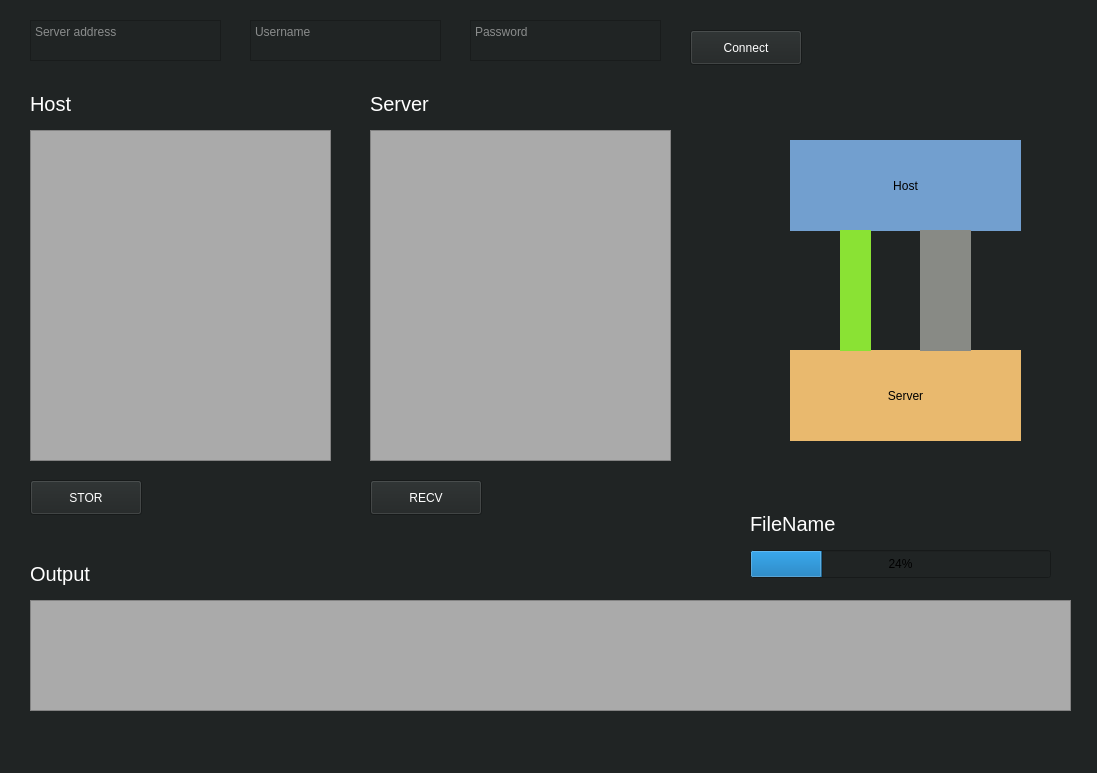
This is Qt-GUI/mainwindow.ui in WizziBot/FTP-Client as Qt 5 draws it before an edit. The edited form follows.
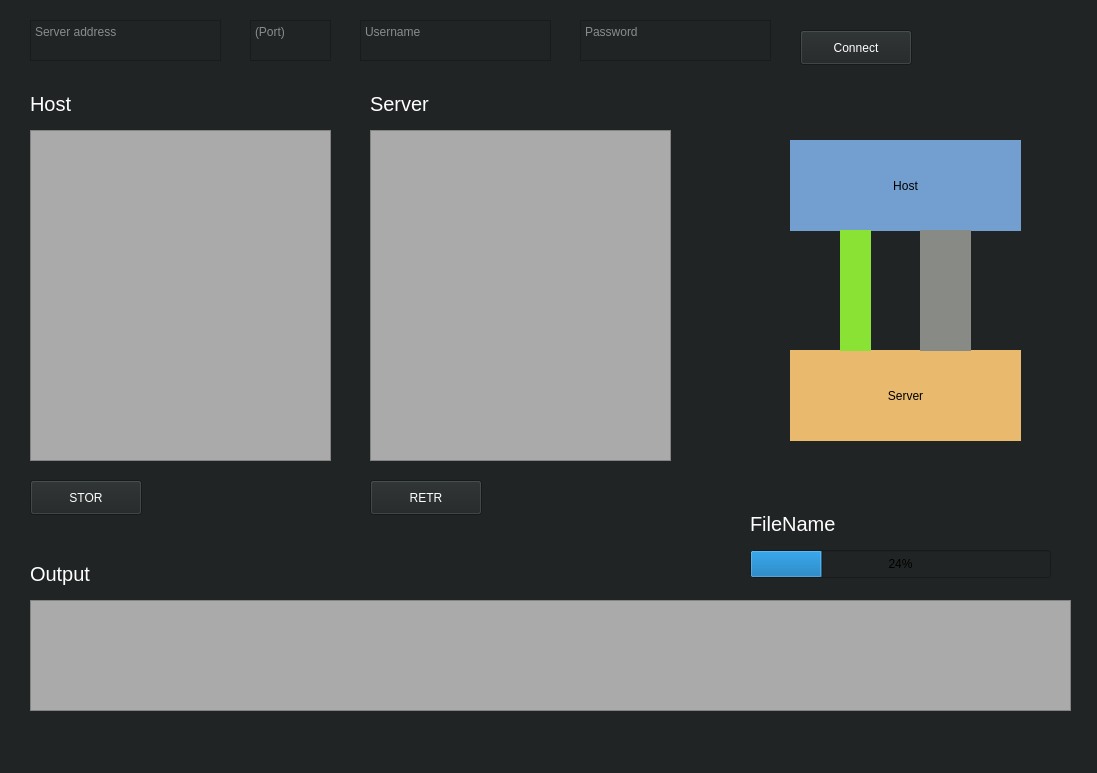
This is the edited form. Custom widgets are drawn as their Qt base class.

Commit message: Threading overhaul on Qt-GUI: stor command linked to button, progres bar setup in parallel to datacon process

```diff
--- a/Qt-GUI/mainwindow.ui
+++ b/Qt-GUI/mainwindow.ui
@@ -20,7 +20,7 @@
    <widget class="QPushButton" name="connect_btn">
     <property name="geometry">
      <rect>
-      <x>690</x>
+      <x>800</x>
       <y>30</y>
       <width>112</width>
       <height>35</height>
@@ -78,7 +78,7 @@
      <rect>
       <x>750</x>
       <y>510</y>
-      <width>111</width>
+      <width>301</width>
       <height>27</height>
      </rect>
     </property>
@@ -119,7 +119,7 @@
    <widget class="QTextEdit" name="i_username">
     <property name="geometry">
      <rect>
-      <x>250</x>
+      <x>360</x>
       <y>20</y>
       <width>191</width>
       <height>41</height>
@@ -140,7 +140,7 @@
    <widget class="QTextEdit" name="i_password">
     <property name="geometry">
      <rect>
-      <x>470</x>
+      <x>580</x>
       <y>20</y>
       <width>191</width>
       <height>41</height>
@@ -293,7 +293,7 @@
      <string notr="true">color: rgb(255, 255, 255);</string>
     </property>
     <property name="text">
-     <string>RECV</string>
+     <string>RETR</string>
     </property>
    </widget>
    <widget class="QLabel" name="l_host_fs">
@@ -353,6 +353,27 @@
      <string notr="true">background-color: rgb(170, 170, 170);</string>
     </property>
    </widget>
+   <widget class="QTextEdit" name="i_port">
+    <property name="geometry">
+     <rect>
+      <x>250</x>
+      <y>20</y>
+      <width>81</width>
+      <height>41</height>
+     </rect>
+    </property>
+    <property name="font">
+     <font>
+      <bold>false</bold>
+     </font>
+    </property>
+    <property name="styleSheet">
+     <string notr="true">color: rgb(243, 243, 243);</string>
+    </property>
+    <property name="placeholderText">
+     <string>(Port)</string>
+    </property>
+   </widget>
   </widget>
   <widget class="QMenuBar" name="menubar">
    <property name="geometry">
```
Left out of the diff: 1 changed line with no effect on the pictures. The commit also changes 4 other files.
